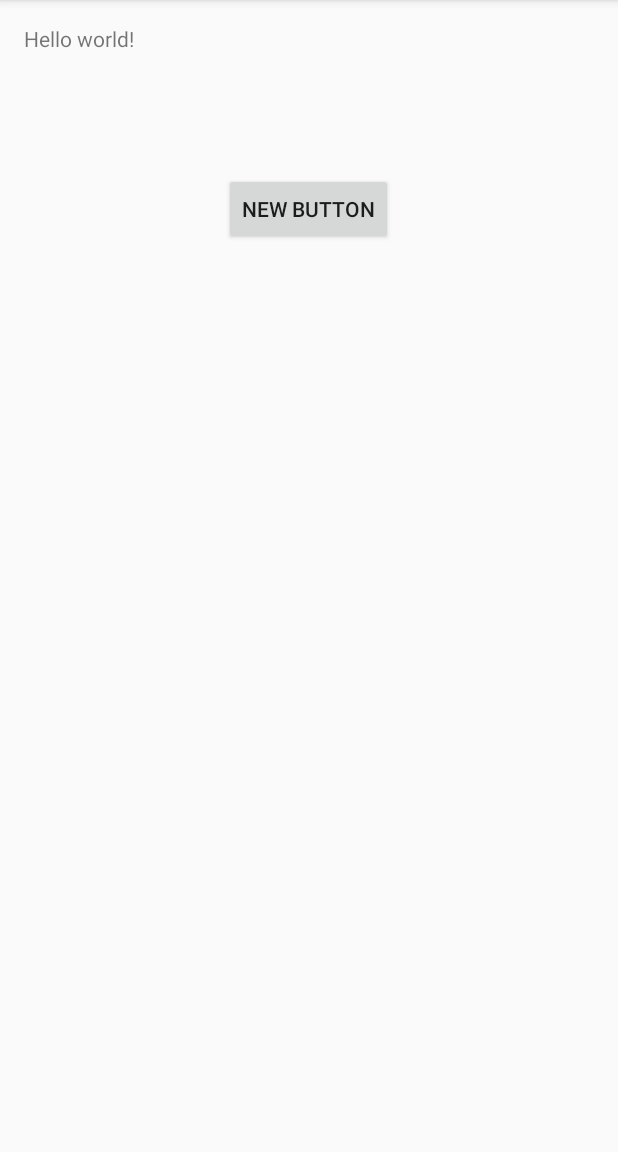
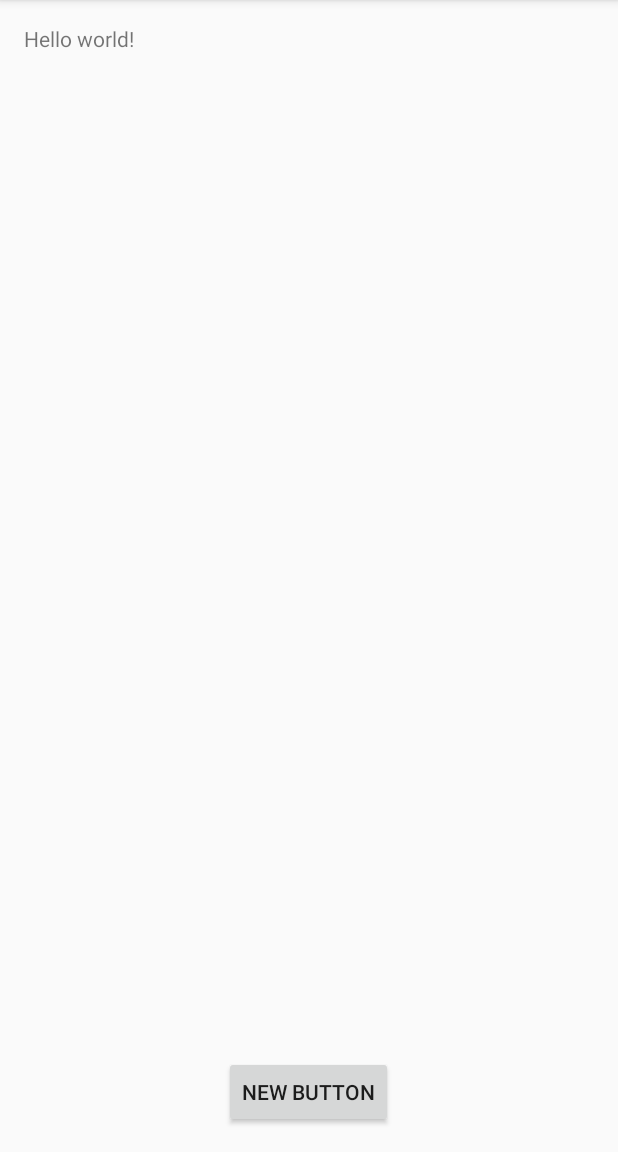
Before and after one commit to misterdev/DevCamera, an Android app: the MainActivity screen opened directly, with no data from a screen before it, on a phone screen of 412 x 824 dp, the part 84-1236 px from its top. Run offline under Robolectric (Android 15) with nearby library versions, the phone set to English and light mode, and no system bars.

```diff
--- a/app/src/main/res/layout/activity_main.xml
+++ b/app/src/main/res/layout/activity_main.xml
@@ -15,8 +15,15 @@
         android:layout_height="wrap_content"
         android:text="New Button"
         android:id="@+id/bottone"
+        android:layout_alignParentBottom="true"
+        android:layout_centerHorizontal="true" />
+
+    <ImageView
+        android:layout_width="fill_parent"
+        android:layout_height="fill_parent"
+        android:id="@+id/imagepreview"
         android:layout_below="@+id/textView"
-        android:layout_centerHorizontal="true"
-        android:layout_marginTop="80dp" />
+        android:layout_alignParentLeft="true"
+        android:layout_alignParentStart="true" />
 
 </RelativeLayout>
```
Also changed, not shown: app/src/main/java/com/example/devid/devcamera/CameraActivity.java (+110 -2 lines).
